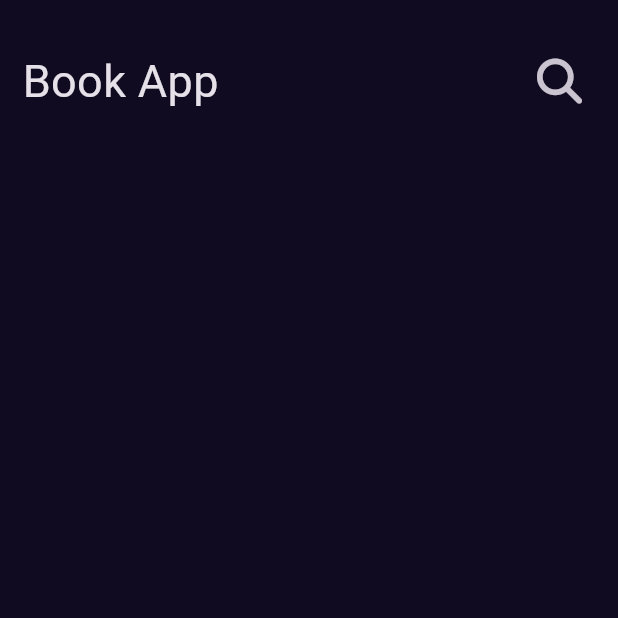
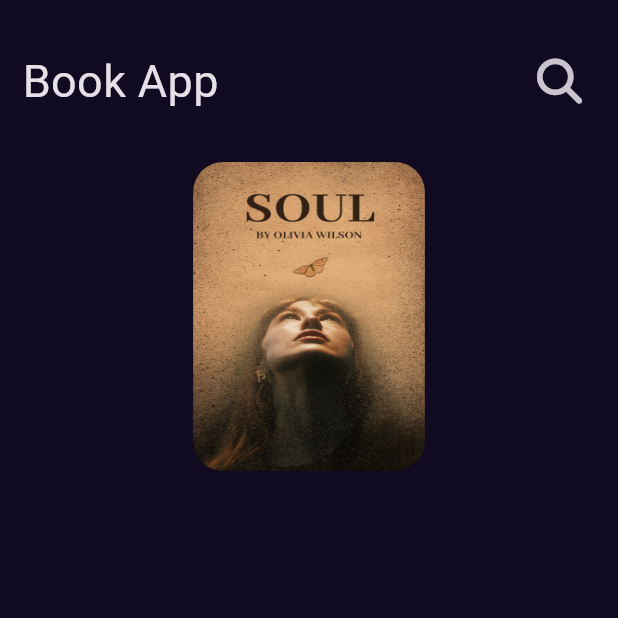
Before and after one commit to EsAm1973/book-store, a Flutter app: the screen it shows after launch, on a phone screen of 412 x 824 dp, the top half of it. Run offline on Flutter 3.47's test engine with Material 3 defaults, Android fonts, the phone set to English and light mode, and no system bars; our stand-ins replace font_awesome_flutter, get.

Commit message:
Make a listview item

```diff
--- /dev/null
+++ b/lib/Features/home/presentation/views/widgets/custom_listview_item.dart
@@ -0,0 +1,23 @@
+import 'package:bookly_app/constants.dart';
+import 'package:flutter/material.dart';
+
+class CustomListViewItem extends StatelessWidget {
+  const CustomListViewItem({super.key});
+
+  @override
+  Widget build(BuildContext context) {
+    return SizedBox(
+      height: MediaQuery.of(context).size.height * 0.25,
+      child: AspectRatio(
+        aspectRatio: 3 / 4,
+        child: Container(
+          decoration: BoxDecoration(
+            borderRadius: BorderRadius.circular(20),
+            image: const DecorationImage(
+                image: AssetImage(kTestImage), fit: BoxFit.fill),
+          ),
+        ),
+      ),
+    );
+  }
+}
--- a/lib/Features/home/presentation/views/widgets/home_view_body.dart
+++ b/lib/Features/home/presentation/views/widgets/home_view_body.dart
@@ -1,4 +1,5 @@
 import 'package:bookly_app/Features/home/presentation/views/widgets/custom_app_bar.dart';
+import 'package:bookly_app/Features/home/presentation/views/widgets/custom_listview_item.dart';
 import 'package:flutter/material.dart';
 
 class HomeViewBody extends StatelessWidget {
@@ -10,6 +11,7 @@ class HomeViewBody extends StatelessWidget {
       child: Column(
         children: [
           CustomAppBar(),
+          CustomListViewItem(),
         ],
       ),
     );
--- a/lib/constants.dart
+++ b/lib/constants.dart
@@ -2,3 +2,4 @@ import 'dart:ui';
 
 const kPrimaryColor = Color(0xff100B20);
 const kTransitionDuration = Duration(milliseconds: 250);
+const kTestImage='assets/images/test.jpg';
```
Also changed, not shown: assets/images/test.jpg (added).
